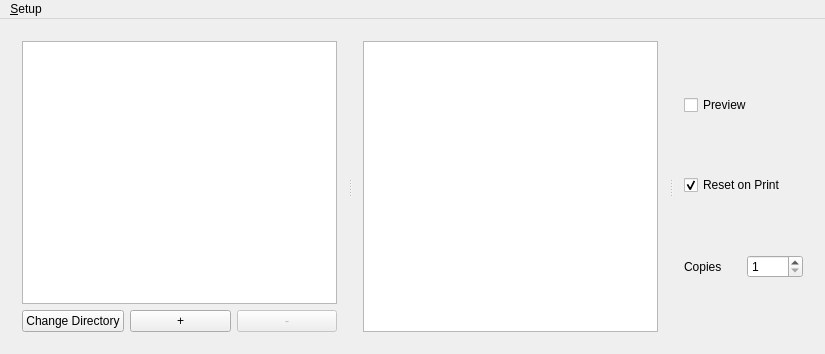
The window that mainwindow.ui (zaphodbe/SantaShip) describes before a commit, drawn with Qt 5.
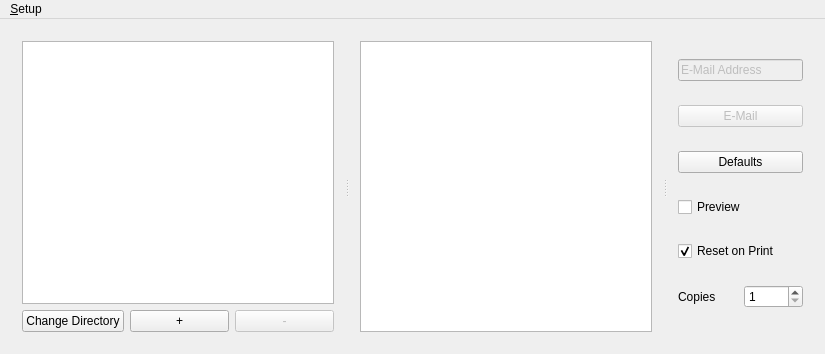
The same window after the commit.

Commit message: Some cleanup to take care of print button when no images are selected

What changed in the file:
```diff
--- a/mainwindow.ui
+++ b/mainwindow.ui
@@ -99,6 +99,36 @@
       </widget>
       <widget class="QWidget" name="verticalLayoutWidget">
        <layout class="QVBoxLayout" name="verticalLayoutPrintButtons">
+        <item>
+         <widget class="QLineEdit" name="lineEditEmail">
+          <property name="enabled">
+           <bool>false</bool>
+          </property>
+          <property name="text">
+           <string>E-Mail Address</string>
+          </property>
+         </widget>
+        </item>
+        <item>
+         <widget class="QPushButton" name="pushButtonEmail">
+          <property name="enabled">
+           <bool>false</bool>
+          </property>
+          <property name="text">
+           <string>E-Mail</string>
+          </property>
+         </widget>
+        </item>
+        <item>
+         <widget class="QPushButton" name="pushButtonDefaults">
+          <property name="enabled">
+           <bool>true</bool>
+          </property>
+          <property name="text">
+           <string>Defaults</string>
+          </property>
+         </widget>
+        </item>
         <item>
          <widget class="QCheckBox" name="checkBoxPreview">
           <property name="text">
```
Left out of the diff: 46 changed lines with no effect on the pictures. The commit also changes 3 other files.
